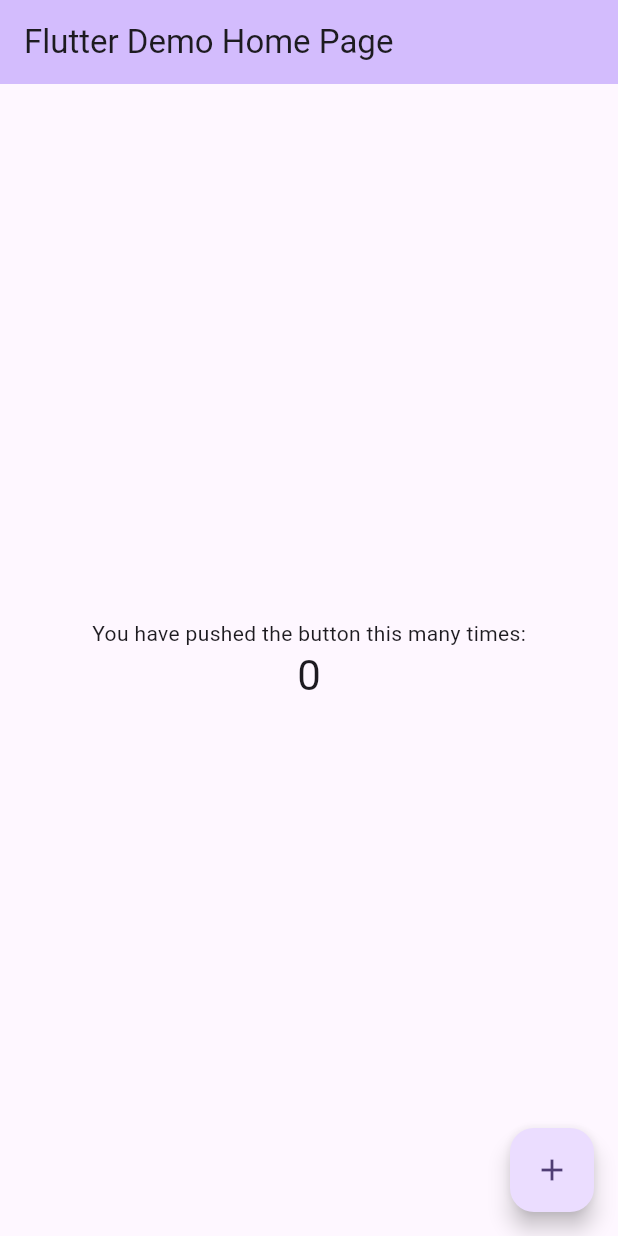
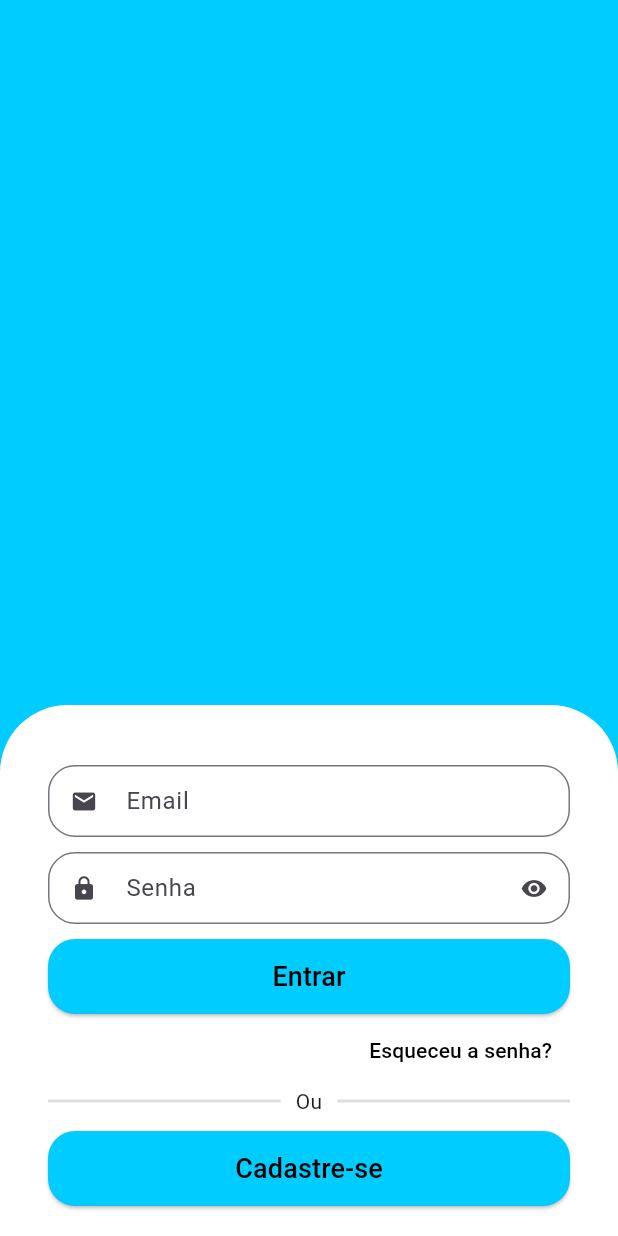
Before and after one commit to MarcosAlbrecht/law-order-app-flutter, a Flutter app: the screen it shows after launch, on a phone screen of 412 x 824 dp. Run offline on Flutter 3.47's test engine with Material 3 defaults, Android fonts, the phone set to English and light mode, and no system bars; our stand-ins replace dio, get.

Commit message:
creating auth screen

```diff
--- a/lib/main.dart
+++ b/lib/main.dart
@@ -1,6 +1,11 @@
+import 'package:app_law_order/src/config/custom_colors.dart';
+import 'package:app_law_order/src/pages/auth/controller/auth_controller.dart';
+import 'package:app_law_order/src/pages/auth/view/sign_in_screen.dart';
 import 'package:flutter/material.dart';
+import 'package:get/get.dart';
 
 void main() {
+  Get.put(AuthController());
   runApp(const MyApp());
 }
 
@@ -11,27 +16,14 @@ class MyApp extends StatelessWidget {
   @override
   Widget build(BuildContext context) {
     return MaterialApp(
-      title: 'Flutter Demo',
+      title: 'Prestagio',
+      debugShowCheckedModeBanner: false,
       theme: ThemeData(
-        // This is the theme of your application.
-        //
-        // TRY THIS: Try running your application with "flutter run". You'll see
-        // the application has a purple toolbar. Then, without quitting the app,
-        // try changing the seedColor in the colorScheme below to Colors.green
-        // and then invoke "hot reload" (save your changes or press the "hot
-        // reload" button in a Flutter-supported IDE, or press "r" if you used
-        // the command line to start the app).
-        //
-        // Notice that the counter didn't reset back to zero; the application
-        // state is not lost during the reload. To reset the state, use hot
-        // restart instead.
-        //
-        // This works for code too, not just values: Most code changes can be
-        // tested with just a hot reload.
-        colorScheme: ColorScheme.fromSeed(seedColor: Colors.deepPurple),
+        scaffoldBackgroundColor: CustomColors.blueColor,
+        //colorScheme: ColorScheme.fromSeed(seedColor: Colors.deepPurple),
         useMaterial3: true,
       ),
-      home: const MyHomePage(title: 'Flutter Demo Home Page'),
+      home: SignInScreen(),
     );
   }
 }
--- /dev/null
+++ b/lib/src/config/custom_colors.dart
@@ -0,0 +1,8 @@
+import 'package:flutter/material.dart';
+
+abstract class CustomColors {
+  static Color backGround = const Color(0xffe2e8f0);
+  static Color blueColor = const Color(0xff00ccff);
+  static Color white = Colors.white;
+  static Color black = Colors.black;
+}
--- a/lib/src/models/user_model.dart
+++ b/lib/src/models/user_model.dart
@@ -0,0 +1,27 @@
+// ignore_for_file: public_member_api_docs, sort_constructors_first
+import 'package:json_annotation/json_annotation.dart';
+
+part 'user_model.g.dart';
+
+@JsonSerializable()
+class UserModel {
+  @JsonKey(name: 'ID')
+  String id;
+  @JsonKey(name: 'EMAIL')
+  String email;
+  @JsonKey(name: 'NAME')
+  String name;
+  @JsonKey(name: 'FIRSTNAME')
+  String firstName;
+  UserModel({
+    required this.id,
+    required this.email,
+    required this.name,
+    required this.firstName,
+  });
+
+  factory UserModel.fromJson(Map<String, dynamic> json) =>
+      _$UserModelFromJson(json);
+
+  Map<String, dynamic> toJson() => _$UserModelToJson(this);
+}
--- /dev/null
+++ b/lib/src/pages/auth/controller/auth_controller.dart
@@ -0,0 +1,5 @@
+import 'package:get/get.dart';
+
+class AuthController extends GetxController {
+  RxBool isLoading = false.obs;
+}
--- /dev/null
+++ b/lib/src/pages/auth/view/sign_in_screen.dart
@@ -0,0 +1,231 @@
+import 'package:app_law_order/src/config/custom_colors.dart';
+import 'package:app_law_order/src/pages/auth/controller/auth_controller.dart';
+import 'package:app_law_order/src/pages/common_widgets/custom_text_field.dart';
+import 'package:app_law_order/src/services/util_services.dart';
+import 'package:app_law_order/src/services/validators.dart';
+import 'package:flutter/material.dart';
+import 'package:get/get.dart';
+
+class SignInScreen extends StatelessWidget {
+  SignInScreen({super.key});
+  final _formKey = GlobalKey<FormState>();
+
+  final utilServices = UtilServices();
+
+  //controlador de campos
+  final emailController = TextEditingController();
+  final passwordController = TextEditingController();
+
+  @override
+  Widget build(BuildContext context) {
+    final size = MediaQuery.of(context).size;
+
+    return Scaffold(
+      backgroundColor: CustomColors.blueColor,
+      body: SingleChildScrollView(
+        child: SizedBox(
+          height: size.height,
+          width: size.width,
+          child: Column(
+            children: [
+              Expanded(
+                child: Column(
+                  mainAxisAlignment: MainAxisAlignment.center,
+                  crossAxisAlignment: CrossAxisAlignment.center,
+                  children: [
+                    //Nome do APP
+                    // SvgPicture.asset(
+                    //   'assets/logo3.svg',
+                    //   colorBlendMode: BlendMode.srcIn,
+                    //   fit: BoxFit.contain,
+                    //   width: 200,
+                    // ),
+                    // Image.asset(
+                    //   "assets/logo/MARCA-DAGUA-PRETA-2.png",
+                    // )
+                    //Categorias
+                  ],
+                ),
+              ),
+              //Formulario
+              Container(
+                padding: const EdgeInsets.only(
+                  left: 32,
+                  right: 32,
+                  bottom: 20,
+                  top: 40,
+                ),
+                decoration: BoxDecoration(
+                    color: CustomColors.white,
+                    borderRadius: const BorderRadius.vertical(
+                      top: Radius.circular(45),
+                    )),
+                //Campos de email e senha
+                child: Form(
+                  key: _formKey,
+                  child: Column(
+                    crossAxisAlignment: CrossAxisAlignment.stretch,
+                    children: [
+                      CustomTextField(
+                        controller: emailController,
+                        icon: Icons.email,
+                        label: 'Email',
+                        textInputType: TextInputType.emailAddress,
+                        validator: emailValidator,
+                      ),
+                      CustomTextField(
+                        controller: passwordController,
+                        icon: Icons.lock,
+                        label: 'Senha',
+                        isSecret: true,
+                        //validator: passwordValidator,
+                      ),
+
+                      //Botao de login
+                      SizedBox(
+                        height: 50,
+                        child: GetBuilder<AuthController>(
+                          builder: (authController) {
+                            return ElevatedButton(
+                              style: ElevatedButton.styleFrom(
+                                backgroundColor: CustomColors.blueColor,
+                                shape: RoundedRectangleBorder(
+                                  borderRadius: BorderRadius.circular(18),
+                                ),
+                              ),
+                              onPressed: authController.isLoading.value
+                                  ? null
+                                  : () {
+                                      FocusScope.of(context).unfocus();
+                                      if (_formKey.currentState!.validate()) {
+                                        String email = emailController.text;
+                                        String password =
+                                            passwordController.text;
+                                        // authController.signIn(
+                                        //   email: email,
+                                        //   password: password,
+                                        // );
+                                      } else {
+                                        //print('Campos não válidos');
+                                      }
+                                    },
+                              child: authController.isLoading.value
+                                  ? CircularProgressIndicator(
+                                      color: CustomColors.black,
+                                    )
+                                  : Text(
+                                      'Entrar',
+                                      style: TextStyle(
+                                        color: CustomColors.black,
+                                        fontSize: 18,
+                                      ),
+                                    ),
+                            );
+                          },
+                        ),
+                      ),
+                      //Botao esqueceu senha
+                      Align(
+                        alignment: Alignment.centerRight,
+                        child: TextButton(
+                          child: Text(
+                            'Esqueceu a senha?',
+                            style: TextStyle(color: CustomColors.black),
+                          ),
+                          onPressed: () async {
+                            // final bool? result = await showDialog(
+                            //   context: context,
+                            //   builder: (_) {
+                            //     return ForgotPasswordDialog(
+                            //         email: emailController.text);
+                            //   },
+                            // );
+
+                            // if (result ?? false) {
+                            //   // utilServices.showToast(
+                            //   //     message:
+                            //   //         'Um link de recuperação foi enviado para o seu meail');
+                            // }
+                          },
+                        ),
+                      ),
+
+                      //Divisor login e criar conta
+                      Padding(
+                        padding: const EdgeInsets.only(bottom: 10),
+                        child: Row(
+                          children: [
+                            Expanded(
+                              child: Divider(
+                                color: Colors.grey.withAlpha(90),
+                                thickness: 2,
+                              ),
+                            ),
+                            const Padding(
+                              padding: EdgeInsets.symmetric(
+                                horizontal: 10,
+                              ),
+                              child: Text('Ou'),
+                            ),
+                            Expanded(
+                              child: Divider(
+                                color: Colors.grey.withAlpha(90),
+                                thickness: 2,
+                              ),
+                            ),
+                          ],
+                        ),
+                      ),
+                      SizedBox(
+                        height: 50,
+                        child: GetBuilder<AuthController>(
+                          builder: (authController) {
+                            return ElevatedButton(
+                              style: ElevatedButton.styleFrom(
+                                backgroundColor: CustomColors.blueColor,
+                                shape: RoundedRectangleBorder(
+                                  borderRadius: BorderRadius.circular(18),
+                                ),
+                              ),
+                              onPressed: authController.isLoading.value
+                                  ? null
+                                  : () {
+                                      FocusScope.of(context).unfocus();
+                                      if (_formKey.currentState!.validate()) {
+                                        String email = emailController.text;
+                                        String password =
+                                            passwordController.text;
+                                        // authController.signIn(
+                                        //   email: email,
+                                        //   password: password,
+                                        // );
+                                      } else {
+                                        //print('Campos não válidos');
+                                      }
+                                    },
+                              child: authController.isLoading.value
+                                  ? CircularProgressIndicator(
+                                      color: CustomColors.black,
+                                    )
+                                  : Text(
+                                      'Cadastre-se',
+                                      style: TextStyle(
+                                        color: CustomColors.black,
+                                        fontSize: 18,
+                                      ),
+                                    ),
+                            );
+                          },
+                        ),
+                      ),
+                    ],
+                  ),
+                ),
+              ),
+            ],
+          ),
+        ),
+      ),
+    );
+  }
+}
--- /dev/null
+++ b/lib/src/pages/common_widgets/custom_text_field.dart
@@ -0,0 +1,85 @@
+import 'package:flutter/material.dart';
+import 'package:flutter/services.dart';
+
+class CustomTextField extends StatefulWidget {
+  final IconData icon;
+  final String label;
+  final bool isSecret;
+  final List<TextInputFormatter>? inputFormatters;
+  final String? initialValue;
+  final bool readOnly;
+  final GlobalKey<FormFieldState>? formFieldKey;
+
+  final TextInputType textInputType;
+  final String? Function(String?)? validator;
+  final void Function(String?)? onSaved;
+
+  final TextEditingController? controller;
+
+  const CustomTextField({
+    Key? key,
+    required this.icon,
+    required this.label,
+    this.isSecret = false,
+    this.inputFormatters,
+    this.initialValue,
+    this.readOnly = false,
+    this.textInputType = TextInputType.text,
+    this.validator,
+    this.controller,
+    this.onSaved,
+    this.formFieldKey,
+  }) : super(key: key);
+
+  @override
+  State<CustomTextField> createState() => _CustomTextFieldState();
+}
+
+class _CustomTextFieldState extends State<CustomTextField> {
+  bool isObscure = false;
+
+  @override
+  void initState() {
+    super.initState();
+
+    isObscure = widget.isSecret;
+  }
+
+  @override
+  Widget build(BuildContext context) {
+    return Padding(
+      padding: const EdgeInsets.only(bottom: 10),
+      child: TextFormField(
+        key: widget.formFieldKey,
+        controller: widget.controller,
+        readOnly: widget.readOnly,
+        initialValue: widget.initialValue,
+        inputFormatters: widget.inputFormatters,
+        keyboardType: widget.textInputType,
+        obscureText: isObscure,
+        validator: widget.validator,
+        onSaved: widget.onSaved,
+        decoration: InputDecoration(
+          prefixIcon: Icon(widget.icon),
+          suffixIcon: widget.isSecret
+              ? IconButton(
+                  onPressed: () {
+                    setState(() {
+                      isObscure = !isObscure;
+                    });
+                  },
+                  icon: Icon(
+                    isObscure ? Icons.visibility : Icons.visibility_off,
+                  ),
+                )
+              : null,
+          labelText: widget.label,
+          isDense: true,
+          border: OutlineInputBorder(
+            borderRadius: BorderRadius.circular(18),
+          ),
+        ),
+      ),
+    );
+  }
+}
--- a/lib/src/services/util_services.dart
+++ b/lib/src/services/util_services.dart
@@ -0,0 +1 @@
+class UtilServices {}
--- a/lib/src/services/validators.dart
+++ b/lib/src/services/validators.dart
@@ -0,0 +1,50 @@
+import 'package:get/get.dart';
+
+String? emailValidator(String? email) {
+  if (email == null || email.isEmpty) {
+    return 'Digite seu email';
+  }
+  if (!email.isEmail) {
+    return 'Digite um email válido';
+  }
+  return null;
+}
+
+String? passwordValidator(String? password) {
+  if (password == null || password.isEmpty) {
+    return 'Digite sua senha';
+  }
+  if (password.length < 7) {
+    return 'Digite uma senha com pelo menos 7 caracteres';
+  }
+  return null;
+}
+
+String? nameValidator(String? name) {
+  if (name == null || name.isEmpty) {
+    return 'Digite um nome';
+  }
+  final names = name.split(' ');
+  if (names.length == 1) return 'Digite seu nome completo';
+  return null;
+}
+
+String? phoneValidator(String? phone) {
+  if (phone == null || phone.isEmpty) {
+    return 'Digite um número de celular';
+  }
+  if (!phone.isPhoneNumber || phone.length < 13) {
+    return 'Digite um número válido';
+  }
+  return null;
+}
+
+String? cpfValidator(String? cpf) {
+  if (cpf == null || cpf.isEmpty) {
+    return 'Digite um CPF';
+  }
+  if (!cpf.isCpf) {
+    return 'Digite um CPF válido';
+  }
+  return null;
+}
--- a/pubspec.yaml
+++ b/pubspec.yaml
@@ -33,7 +33,8 @@ flutter:
 
   uses-material-design: true
 
-
+  assets:
+    - assets/
   # example:
   # fonts:
   #   - family: Schyler
```
Also changed, not shown: assets/logo/MARCA-DAGUA-PRETA-2.png (added), lib/src/models/user_model.g.dart (added), 1 other file.
